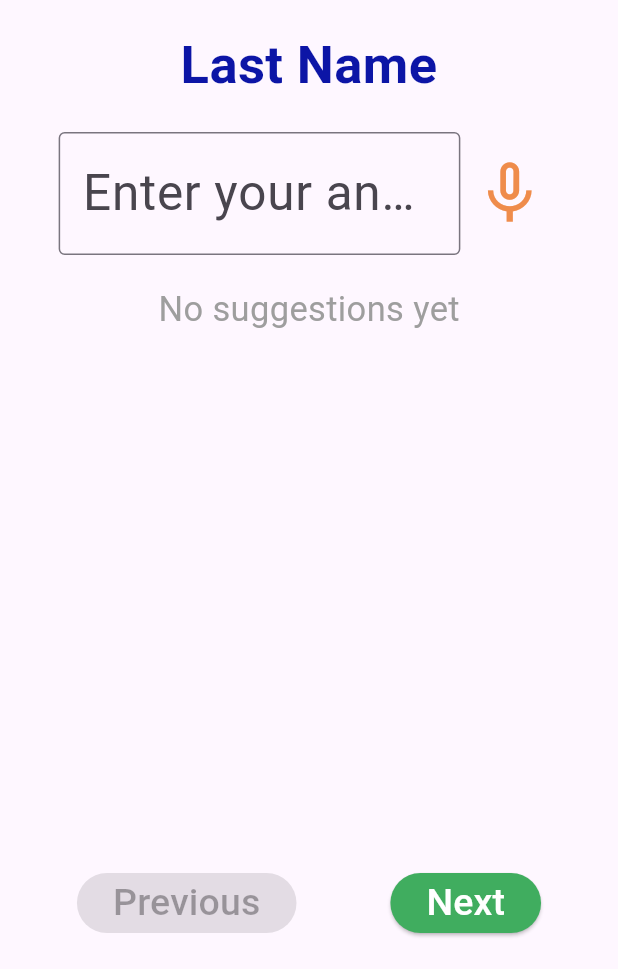
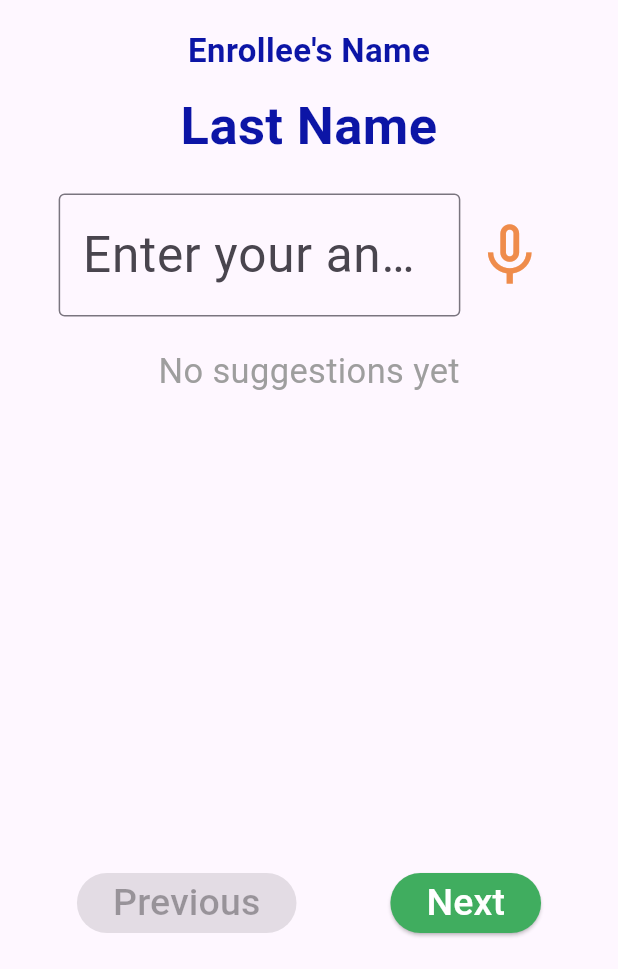
Before and after one commit to ImSeanSean/tulai, a Flutter app: the EnrollmentQuestions screen opened directly, on a phone screen of 412 x 824 dp, the part 267-1236 px from its top. Run offline on Flutter 3.47's test engine with Material 3 defaults, Android fonts, the phone set to English and light mode, and no system bars; our stand-ins replace flutter_dotenv, google_generative_ai, permission_handler, speech_to_text, supabase_flutter; accounts and stored records are empty.

Commit message:
Working enrollment for Filipino
Added Sections in Enrollment Process

```diff
--- a/lib/screens/student/enrollment_question.dart
+++ b/lib/screens/student/enrollment_question.dart
@@ -12,6 +12,12 @@ import 'package:tulai/services/gemini.dart';
 import 'package:tulai/services/student_db.dart';
 import 'package:permission_handler/permission_handler.dart';
 import 'package:tulai/widgets/appbar.dart';
+
+class QuestionSection {
+  final String section;
+  final String question;
+  QuestionSection(this.section, this.question);
+}
 
 class EnrollmentQuestions extends StatefulWidget {
   const EnrollmentQuestions({super.key});
@@ -30,7 +36,7 @@ class _EnrollmentQuestionsState extends State<EnrollmentQuestions> {
   String _lastProcessed = "";
   List<String> suggestions = [];
 
-  late final List<String> allQuestions;
+  late final List<QuestionSection> allQuestions;
   int _currentQuestionIndex = 0;
   final Map<String, String> answers = {};
   final TextEditingController _answerController = TextEditingController();
@@ -43,21 +49,26 @@ class _EnrollmentQuestionsState extends State<EnrollmentQuestions> {
 
     if (AppConfig().formLanguage == FormLanguage.filipino) {
       allQuestions = [
-        ...formQuestionsNameFilipino,
-        ...formQuestionsAddressFilipino,
-        ...formQuestionsOthersFilipino,
-        ...formQuestionsFatherGuardianFilipino,
-        ...formQuestionsMotherGuardianFilipino,
-        ...formQuestionsEducationalInfoFilipino,
+        ...formQuestionsNameFilipino.map((q) => QuestionSection('enrollee', q)),
+        ...formQuestionsAddressFilipino
+            .map((q) => QuestionSection('address', q)),
+        ...formQuestionsOthersFilipino.map((q) => QuestionSection('others', q)),
+        ...formQuestionsFatherGuardianFilipino
+            .map((q) => QuestionSection('father', q)),
+        ...formQuestionsMotherGuardianFilipino
+            .map((q) => QuestionSection('mother', q)),
+        ...formQuestionsEducationalInfoFilipino
+            .map((q) => QuestionSection('education', q)),
       ];
     } else {
       allQuestions = [
-        ...formQuestionsName,
-        ...formQuestionsAddress,
-        ...formQuestionsOthers,
-        ...formQuestionsFatherGuardian,
-        ...formQuestionsMotherGuardian,
-        ...formQuestionsEducationalInfo,
+        ...formQuestionsName.map((q) => QuestionSection('enrollee', q)),
+        ...formQuestionsAddress.map((q) => QuestionSection('address', q)),
+        ...formQuestionsOthers.map((q) => QuestionSection('others', q)),
+        ...formQuestionsFatherGuardian.map((q) => QuestionSection('father', q)),
+        ...formQuestionsMotherGuardian.map((q) => QuestionSection('mother', q)),
+        ...formQuestionsEducationalInfo
+            .map((q) => QuestionSection('education', q)),
       ];
     }
   }
@@ -137,34 +148,51 @@ class _EnrollmentQuestionsState extends State<EnrollmentQuestions> {
       _wordsSpoken = newTranscript;
       _confidenceLevel = result.confidence;
 
-      final currentQuestion = allQuestions[_currentQuestionIndex];
+      final currentQ = allQuestions[_currentQuestionIndex];
       _answerController.text = _wordsSpoken
           .toLowerCase()
           .split(' ')
           .map((word) =>
               word.isNotEmpty ? word[0].toUpperCase() + word.substring(1) : '')
           .join(' ');
-      answers[currentQuestion] = _wordsSpoken;
+      answers['${currentQ.section}:${currentQ.question}'] = _wordsSpoken;
     });
 
-    final currentField = allQuestions[_currentQuestionIndex];
+    final currentQ = allQuestions[_currentQuestionIndex];
+    final currentField = currentQ.question;
     List<String> newSuggestions = [];
 
     print("🔊 Words Spoken: '$_wordsSpoken'");
     print("📝 Current Field: '$currentField'");
 
-    if (formQuestionsName.contains(currentField) ||
-        formQuestionsFatherGuardian.contains(currentField) ||
-        formQuestionsMotherGuardian.contains(currentField)) {
+    final isFilipino = AppConfig().formLanguage == FormLanguage.filipino;
+
+    if ((isFilipino ? formQuestionsNameFilipino : formQuestionsName)
+            .contains(currentField) ||
+        (isFilipino
+                ? formQuestionsFatherGuardianFilipino
+                : formQuestionsFatherGuardian)
+            .contains(currentField) ||
+        (isFilipino
+                ? formQuestionsMotherGuardianFilipino
+                : formQuestionsMotherGuardian)
+            .contains(currentField)) {
       print("🔍 Using name field handler");
       newSuggestions = await handleNameField(currentField, _wordsSpoken);
-    } else if (formQuestionsAddress.contains(currentField)) {
+    } else if ((isFilipino
+            ? formQuestionsAddressFilipino
+            : formQuestionsAddress)
+        .contains(currentField)) {
       print("🔍 Using address field handler");
       newSuggestions = await handleAddressField(currentField, _wordsSpoken);
-    } else if (formQuestionsOthers.contains(currentField)) {
+    } else if ((isFilipino ? formQuestionsOthersFilipino : formQuestionsOthers)
+        .contains(currentField)) {
       print("🔍 Using other field handler");
       newSuggestions = await handleOtherField(currentField, _wordsSpoken);
-    } else if (formQuestionsEducationalInfo.contains(currentField)) {
+    } else if ((isFilipino
+            ? formQuestionsEducationalInfoFilipino
+            : formQuestionsEducationalInfo)
+        .contains(currentField)) {
       print("🔍 Using educational field handler");
       newSuggestions =
           await handleEducationalInformationField(currentField, _wordsSpoken);
@@ -201,57 +229,77 @@ class _EnrollmentQuestionsState extends State<EnrollmentQuestions> {
   }
 
   void _onAnswerChanged(String value) {
-    final question = allQuestions[_currentQuestionIndex];
-    answers[question] = value;
+    final q = allQuestions[_currentQuestionIndex];
+    answers['${q.section}:${q.question}'] = value;
   }
 
   String _getCurrentSectionTitle() {
-    final q = allQuestions[_currentQuestionIndex];
-    if (formQuestionsName.contains(q)) return 'Name';
-    if (formQuestionsAddress.contains(q)) return 'Address';
-    if (formQuestionsOthers.contains(q)) return 'Other Info';
-    if (formQuestionsFatherGuardian.contains(q)) return 'Father/Guardian';
-    if (formQuestionsMotherGuardian.contains(q)) return 'Mother/Guardian';
-    if (formQuestionsEducationalInfo.contains(q)) return 'Educational Info';
-    return 'Enrollment';
+    final section = allQuestions[_currentQuestionIndex].section;
+    final isFilipino = AppConfig().formLanguage == FormLanguage.filipino;
+    switch (section) {
+      case 'enrollee':
+        return isFilipino ? "Pangalan ng Mag-eenroll" : "Enrollee's Name";
+      case 'address':
+        return isFilipino ? "Tirahan" : "Address";
+      case 'others':
+        return isFilipino
+            ? "Iba Pang Personal na Impormasyon"
+            : "Other Personal Information";
+      case 'father':
+        return isFilipino
+            ? "Pangalan ng Ama/Tagapangalaga"
+            : "Father/Guardian's Name";
+      case 'mother':
+        return isFilipino
+            ? "Pangalan ng Ina/Tagapangalaga"
+            : "Mother/Guardian's Name";
+      case 'education':
+        return isFilipino
+            ? "Impormasyon sa Edukasyon"
+            : "Educational Information";
+      default:
+        return isFilipino ? "Pagpaparehistro" : "Enrollment";
+    }
   }
 
   Future<void> insertStudent() async {
     try {
       // Create Student instance from your answers map
       final student = Student(
-        lastName: answers['Last Name'],
-        firstName: answers['First Name'],
-        middleName: answers['Middle Name'],
-        nameExtension: answers['Name Extension'],
-        houseStreetSitio: answers['House No./Street/Sitio'],
-        barangay: answers['Barangay'],
-        municipalityCity: answers['Municipality/City'],
-        province: answers['Province'],
-        birthdate: DateTime.tryParse(answers['Birthdate (mm/dd/yyyy)'] ?? ''),
-        sex: answers['Sex (Male/Female)'],
-        placeOfBirth: answers['Place of Birth (Municipality/City)'],
+        lastName: answers['enrollee:Last Name'],
+        firstName: answers['enrollee:First Name'],
+        middleName: answers['enrollee:Middle Name'],
+        nameExtension: answers['enrollee:Name Extension'],
+        houseStreetSitio: answers['address:House No./Street/Sitio'],
+        barangay: answers['address:Barangay'],
+        municipalityCity: answers['address:Municipality/City'],
+        province: answers['address:Province'],
+        birthdate:
+            DateTime.tryParse(answers['others:Birthdate (mm/dd/yyyy)'] ?? ''),
+        sex: answers['others:Sex (Male/Female)'],
+        placeOfBirth: answers['others:Place of Birth (Municipality/City)'],
         civilStatus: answers[
-            'Civil Status (Single, Married, Separated, Widower, Solo Parent)'],
-        religion: answers['Religion'],
-        ethnicGroup: answers['IP (Specify ethnic group):'],
-        motherTongue: answers['Mother Tongue'],
-        contactNumber: answers['Contact Number/s'],
-        isPWD: (answers['PWD (Yes/No)']?.toLowerCase() == 'yes'),
-        fatherLastName: answers['Father/Guardian Last Name'],
-        fatherFirstName: answers['Father/Guardian First Name'],
-        fatherMiddleName: answers['Father/Guardian Middle Name'],
-        fatherOccupation: answers['Father/Guardian Occupation'],
-        motherLastName: answers['Mother/Guardian Last Name'],
-        motherFirstName: answers['Mother/Guardian First Name'],
-        motherMiddleName: answers['Mother/Guardian Middle Name'],
-        motherOccupation: answers['Mother/Guardian Occupation'],
-        lastSchoolAttended: answers['Last School Attended'],
-        lastGradeLevelCompleted: answers['Last grade level completed'],
+            'others:Civil Status (Single, Married, Separated, Widower, Solo Parent)'],
+        religion: answers['others:Religion'],
+        ethnicGroup: answers['others:IP (Specify ethnic group):'],
+        motherTongue: answers['others:Mother Tongue'],
+        contactNumber: answers['others:Contact Number/s'],
+        isPWD: (answers['others:PWD (Yes/No)']?.toLowerCase() == 'yes'),
+        fatherLastName: answers['father:Father/Guardian Last Name'],
+        fatherFirstName: answers['father:Father/Guardian First Name'],
+        fatherMiddleName: answers['father:Father/Guardian Middle Name'],
+        fatherOccupation: answers['father:Father/Guardian Occupation'],
+        motherLastName: answers['mother:Mother/Guardian Last Name'],
+        motherFirstName: answers['mother:Mother/Guardian First Name'],
+        motherMiddleName: answers['mother:Mother/Guardian Middle Name'],
+        motherOccupation: answers['mother:Mother/Guardian Occupation'],
+        lastSchoolAttended: answers['education:Last School Attended'],
+        lastGradeLevelCompleted:
+            answers['education:Last grade level completed'],
         reasonForIncompleteSchooling:
-            answers['Why did you not attend/complete schooling?'],
-        hasAttendedALS:
-            (answers['Have you attended ALS learning sessions before? (Yes/No)']
+            answers['education:Why did you not attend/complete schooling?'],
+        hasAttendedALS: (answers[
+                    'education:Have you attended ALS learning sessions before? (Yes/No)']
                 ?.toLowerCase() ==
             'yes'),
       );
@@ -278,10 +326,11 @@ class _EnrollmentQuestionsState extends State<EnrollmentQuestions> {
 
   @override
   Widget build(BuildContext context) {
-    final currentQuestion = allQuestions[_currentQuestionIndex];
-    if (_lastQuestion != currentQuestion) {
-      _answerController.text = answers[currentQuestion] ?? '';
-      _lastQuestion = currentQuestion;
+    final currentQ = allQuestions[_currentQuestionIndex];
+    final currentKey = '${currentQ.section}:${currentQ.question}';
+    if (_lastQuestion != currentKey) {
+      _answerController.text = answers[currentKey] ?? '';
+      _lastQuestion = currentKey;
     }
 
     return Scaffold(
@@ -328,9 +377,18 @@ class _EnrollmentQuestionsState extends State<EnrollmentQuestions> {
                         ],
                       ),
                       const SizedBox(height: 10),
+                      Text(
+                        _getCurrentSectionTitle(),
+                        style: TextStyle(
+                          fontSize: 22,
+                          fontWeight: FontWeight.bold,
+                          color: Theme.of(context).primaryColor,
+                        ),
+                      ),
+                      const SizedBox(height: 10),
                       Center(
                         child: Text(
-                          currentQuestion,
+                          currentQ.question,
                           textAlign: TextAlign.center,
                           style: TextStyle(
                             fontSize: 35,
@@ -395,38 +453,46 @@ class _EnrollmentQuestionsState extends State<EnrollmentQuestions> {
                       const SizedBox(height: 20),
                       SingleChildScrollView(
                         scrollDirection: Axis.horizontal,
+                        child: suggestions.isNotEmpty
+                            ? Padding(
+                                padding:
+                                    const EdgeInsets.symmetric(horizontal: 8),
                                 child: Row(
-                          children: suggestions.isNotEmpty
-                              ? [
-                                  const Padding(
-                                    padding:
-                                        EdgeInsets.symmetric(horizontal: 8),
-                                    child: Text(
+                                  crossAxisAlignment: CrossAxisAlignment.center,
+                                  children: [
+                                    const Text(
                                       'Suggestions:',
                                       style: TextStyle(
                                           fontSize: 23,
                                           fontWeight: FontWeight.bold),
                                     ),
-                                  ),
-                                  ...suggestions.map(
-                                    (s) => Padding(
-                                      padding: const EdgeInsets.symmetric(
-                                          horizontal: 4),
-                                      child: ActionChip(
+                                    const SizedBox(width: 8),
+                                    Wrap(
+                                      spacing: 8,
+                                      runSpacing: 8,
+                                      children: suggestions
+                                          .map(
+                                            (s) => ActionChip(
                                               label: Text(
                                                 s,
-                                          style: const TextStyle(fontSize: 25),
+                                                style: const TextStyle(
+                                                    fontSize: 25),
                                               ),
                                               onPressed: () {
-                                          print('Selected suggestion: $s');
+                                                print(
+                                                    'Selected suggestion: $s');
                                                 _answerController.text = s;
-                                          answers[currentQuestion] = s;
+                                                answers[currentKey] = s;
                                               },
                                             ),
+                                          )
+                                          .toList(),
                                     ),
+                                  ],
                                 ),
-                                ]
-                              : [
+                              )
+                            : Row(
+                                children: [
                                   if (_errorText != "") ...[
                                     Padding(
                                       padding: const EdgeInsets.symmetric(
```
Lines whose indentation alone changed are shown as unchanged.
